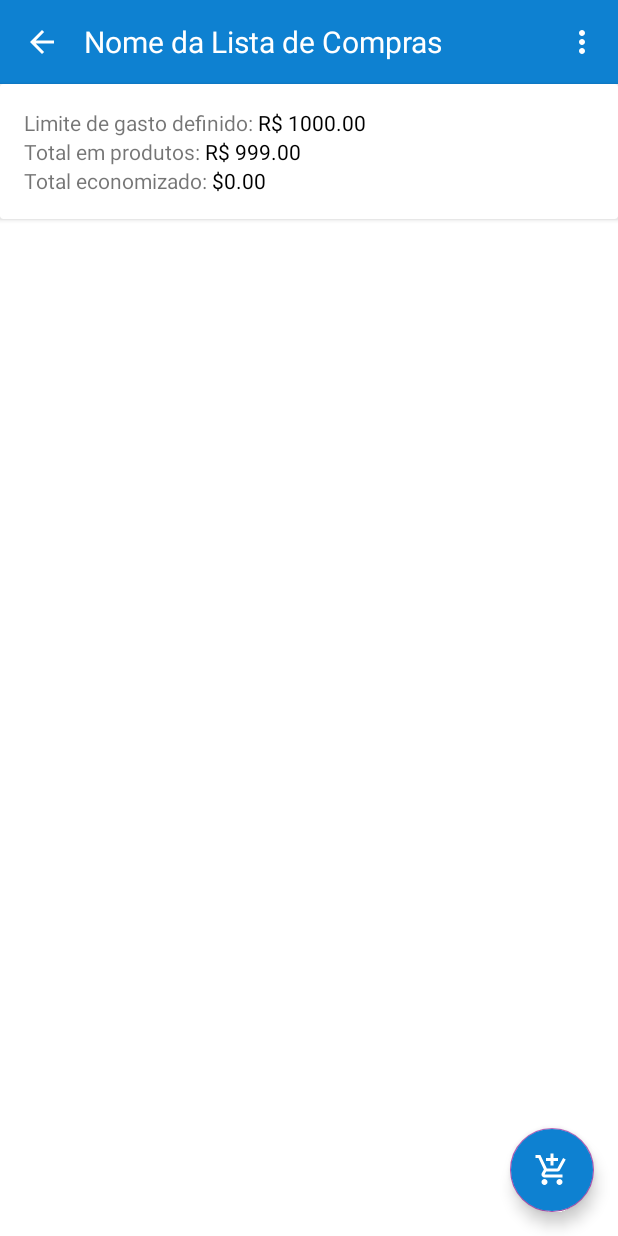
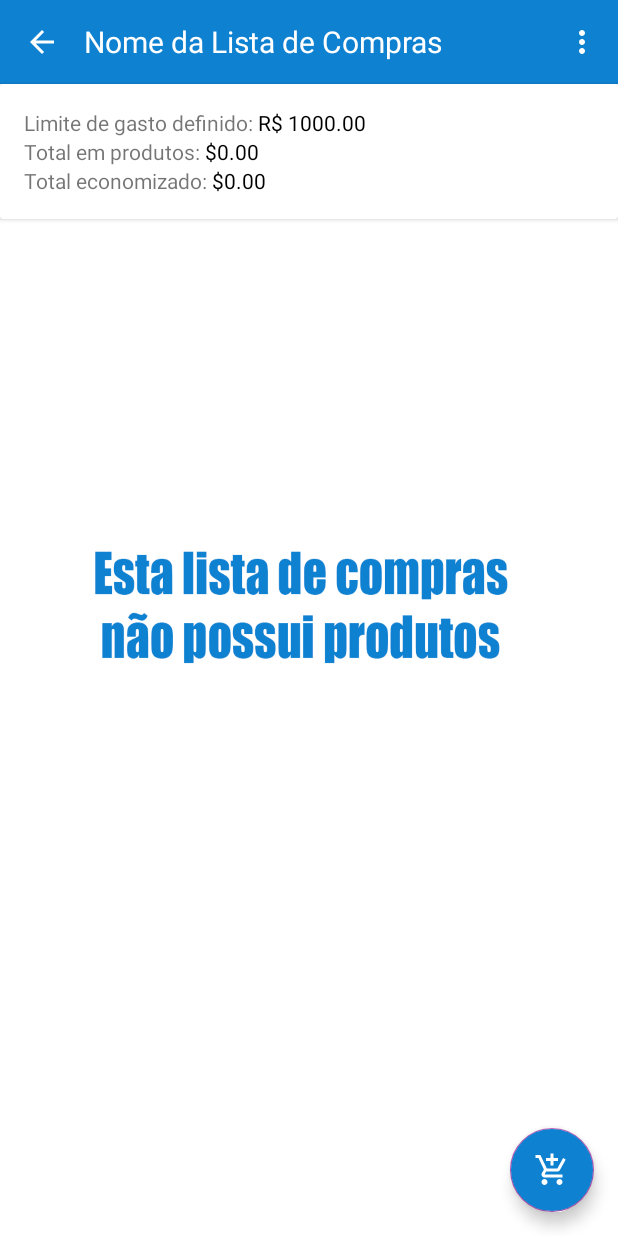
Before and after one commit to eduardoazvd17/HelpMarket, an Android app: the ListaProdutosActivity screen opened directly, with no data from a screen before it, on a phone screen of 412 x 824 dp. Run offline under Robolectric (Android 15) with nearby library versions, the phone set to English and light mode, and no system bars; our stand-ins replace Picasso; libraries missing offline, so code that uses them is left out: com.google.zxing.integration; pictures from the network do not load; 8 statements that could not run were skipped.

Commit message:
Melhoria no desempenho, correção do bug ao voltar da activity listaProdutos para a listaCompras crashava o app e adição de mensagem via background image no layout em caso de lista vazia.

```diff
--- a/app/src/main/AndroidManifest.xml
+++ b/app/src/main/AndroidManifest.xml
@@ -11,7 +11,8 @@
         android:label="@string/app_name"
         android:roundIcon="@mipmap/ic_launcher_round"
         android:supportsRtl="true"
-        android:theme="@style/AppTheme">
+        android:theme="@style/AppTheme"
+        android:screenOrientation="sensorPortrait">
         <activity android:name=".SplashActivity">
             <intent-filter>
                 <action android:name="android.intent.action.MAIN" />
--- a/app/src/main/java/br/net/helpmarket/ListaProdutosActivity.java
+++ b/app/src/main/java/br/net/helpmarket/ListaProdutosActivity.java
@@ -2,8 +2,11 @@ package br.net.helpmarket;
 
 import android.content.DialogInterface;
 import android.content.Intent;
+import android.graphics.Color;
+import android.os.Build;
 import android.os.Bundle;
 import android.support.annotation.Nullable;
+import android.support.design.widget.CoordinatorLayout;
 import android.support.design.widget.FloatingActionButton;
 import android.support.v7.app.AlertDialog;
 import android.support.v7.app.AppCompatActivity;
@@ -53,6 +56,7 @@ public class ListaProdutosActivity extends AppCompatActivity {
     private ListaProdutosAdapter lpAdapter;
     private int numeroToken=1;
     private Tokens token = Tokens.TK1;
+    private CoordinatorLayout layout;
 
     @Override
     protected void onCreate(@Nullable Bundle savedInstanceState) {
@@ -70,13 +74,12 @@ public class ListaProdutosActivity extends AppCompatActivity {
         gastoMaximo = findViewById(R.id.lp_gastoMaximo);
         totalGasto = findViewById(R.id.lp_totalGasto);
         totalEconomizado = findViewById(R.id.lp_totalEconomizado);
+        layout = findViewById(R.id.lp_layout);
         registerForContextMenu(lvProdutos);
+
         listarProdutos();
-
-        gastoMaximo.setText(NumberFormat.getCurrencyInstance().format(lista.getGastoMaximo()));
-        totalGasto.setText(NumberFormat.getCurrencyInstance().format(lista.getTotalGasto()));
-        double total = lista.getGastoMaximo() - lista.getTotalGasto();
-        totalEconomizado.setText(NumberFormat.getCurrencyInstance().format(total));
+        atualizarFundo();
+        calcularGastos();
 
         FloatingActionButton adicionarProduto = findViewById(R.id.adicionarProduto);
         adicionarProduto.setOnClickListener(new View.OnClickListener() {
@@ -128,6 +131,8 @@ public class ListaProdutosActivity extends AppCompatActivity {
                                 DBController db = new DBController(getBaseContext());
                                 db.deletarCompra(compraSelecionada.getId());
                                 listarProdutos();
+                                atualizarFundo();
+                                calcularGastos();
                                 break;
                             case DialogInterface.BUTTON_NEGATIVE:
                                 Toast.makeText(getApplicationContext(), "Operação cancelada.", Toast.LENGTH_SHORT).show();
@@ -159,7 +164,7 @@ public class ListaProdutosActivity extends AppCompatActivity {
                 i.putExtra("produto", produto);
                 startActivity(i);
             } catch (Exception e) {
-                Toast.makeText(this, "Operação cancelada pelo usuário.", Toast.LENGTH_LONG).show();
+                Toast.makeText(this, "Produto não encontrado...", Toast.LENGTH_LONG).show();
                 gerarToken(numeroToken);
                 numeroToken++;
             }
@@ -203,6 +208,8 @@ public class ListaProdutosActivity extends AppCompatActivity {
     protected void onResume() {
         super.onResume();
         listarProdutos();
+        atualizarFundo();
+        calcularGastos();
     }
 
     @Override
@@ -231,10 +238,36 @@ public class ListaProdutosActivity extends AppCompatActivity {
 
     }
 
+    private void calcularGastos() {
+        gastoMaximo.setText(NumberFormat.getCurrencyInstance().format(lista.getGastoMaximo()));
+        double total = 0;
+        for (Compra c : compras) {
+            total = total + ((c.getQuantidade()+0.0) * c.getPreco());
+        }
+        totalGasto.setText(NumberFormat.getCurrencyInstance().format(total));
+        double economizado = lista.getGastoMaximo() - total;
+        totalEconomizado.setText(NumberFormat.getCurrencyInstance().format(economizado));
+
+        if (total > lista.getGastoMaximo()) {
+            totalEconomizado.setTextColor(Color.RED);
+            totalEconomizado.setError("As compras estão ultrapassando o limite definido");
+        }
+    }
+
     public void listarProdutos() {
         DBController db = new DBController(getBaseContext());
         this.compras = db.selecionarCompras(lista);
         this.lpAdapter = new ListaProdutosAdapter(this.compras, this);
         this.lvProdutos.setAdapter(this.lpAdapter);
     }
+
+    private void atualizarFundo() {
+        if (Build.VERSION.SDK_INT >= Build.VERSION_CODES.LOLLIPOP) {
+            if (compras.size() == 0) {
+                layout.setBackground(getDrawable(R.drawable.lp_vazio));
+            } else {
+                layout.setBackground(getDrawable(R.color.colorWhite));
+            }
+        }
+    }
 }
--- a/app/src/main/java/br/net/helpmarket/NovaListaActivity.java
+++ b/app/src/main/java/br/net/helpmarket/NovaListaActivity.java
@@ -54,7 +54,6 @@ public class NovaListaActivity extends AppCompatActivity {
                             nome.getText().toString(),
                             Double.parseDouble(gastoMaximo.getText().toString()),
                             0,
-                            0.0,
                             data.getText().toString(),
                             false
                     );
--- a/app/src/main/java/br/net/helpmarket/database/DBHelper.java
+++ b/app/src/main/java/br/net/helpmarket/database/DBHelper.java
@@ -9,7 +9,7 @@ public class DBHelper extends SQLiteOpenHelper {
 
     private final String criarTabelaUsuarios = "CREATE TABLE USUARIOS (ID INTEGER PRIMARY KEY AUTOINCREMENT, EMAIL TEXT, NOME TEXT, SENHA TEXT)";
     private final String criarTabelaProdutos = "CREATE TABLE PRODUTOS (CODIGOBARRAS INTEGER PRIMARY KEY, NOME TEXT, URLIMAGEM TEXT)";
-    private final String criarTabelaListas = "CREATE TABLE LISTAS (ID INTEGER PRIMARY KEY AUTOINCREMENT, ID_USUARIO INTEGER, NOME TEXT, QUANTIDADEPRODUTOS INTEGER, TOTALGASTO TEXT, GASTOMAXIMO TEXT, DATACRIACAO TEXT, TERMINADO TEXT)";
+    private final String criarTabelaListas = "CREATE TABLE LISTAS (ID INTEGER PRIMARY KEY AUTOINCREMENT, ID_USUARIO INTEGER, NOME TEXT, QUANTIDADEPRODUTOS INTEGER, GASTOMAXIMO TEXT, DATACRIACAO TEXT, TERMINADO TEXT)";
     private final String criarTabelaCompras = "CREATE TABLE COMPRAS (ID INTEGER PRIMARY KEY AUTOINCREMENT, ID_USUARIO INTEGER, ID_LISTA INTEGER, CODIGOBARRAS_PRODUTO, NOMEPERSONALIZADO TEXT, QUANTIDADE NTEGER, PRECO TEXT, COMPRADO TEXT)";
 
     public DBHelper(Context context) {
--- a/app/src/main/res/layout/activity_listaprodutos.xml
+++ b/app/src/main/res/layout/activity_listaprodutos.xml
@@ -1,5 +1,6 @@
 <?xml version="1.0" encoding="utf-8"?>
 <android.support.design.widget.CoordinatorLayout
+    android:id="@+id/lp_layout"
     xmlns:android="http://schemas.android.com/apk/res/android" android:layout_width="match_parent"
     android:layout_height="match_parent"
     android:orientation="vertical"
--- a/app/src/main/res/layout/conteudo_listacompras.xml
+++ b/app/src/main/res/layout/conteudo_listacompras.xml
@@ -1,5 +1,6 @@
 <?xml version="1.0" encoding="utf-8"?>
 <android.support.design.widget.CoordinatorLayout
+    android:id="@+id/lc_layout"
     xmlns:android="http://schemas.android.com/apk/res/android" android:layout_width="match_parent"
     android:layout_height="match_parent"
     android:orientation="vertical"
```
Also changed, not shown: app/src/main/java/br/net/helpmarket/ListaComprasActivity.java (+18 -0 lines), app/src/main/java/br/net/helpmarket/database/DBController.java (+2 -17 lines), app/src/main/java/br/net/helpmarket/modelo/Lista.java (+2 -15 lines), app/src/main/res/drawable-v24/lc_vazio.jpg (added), app/src/main/res/drawable-v24/lp_vazio.jpg (added).
